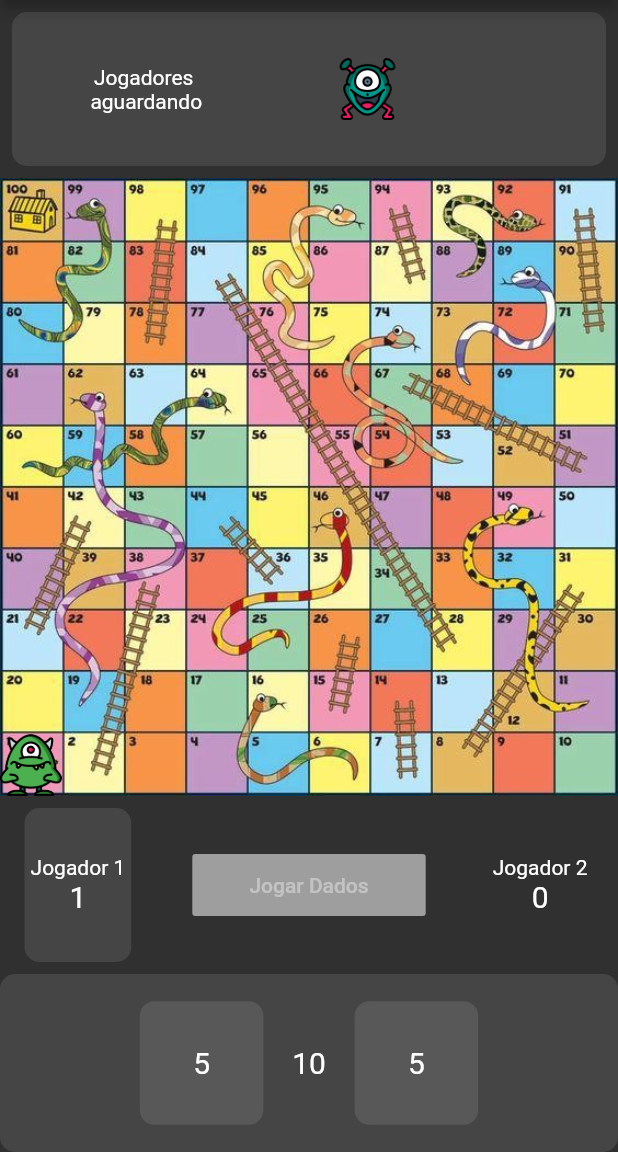
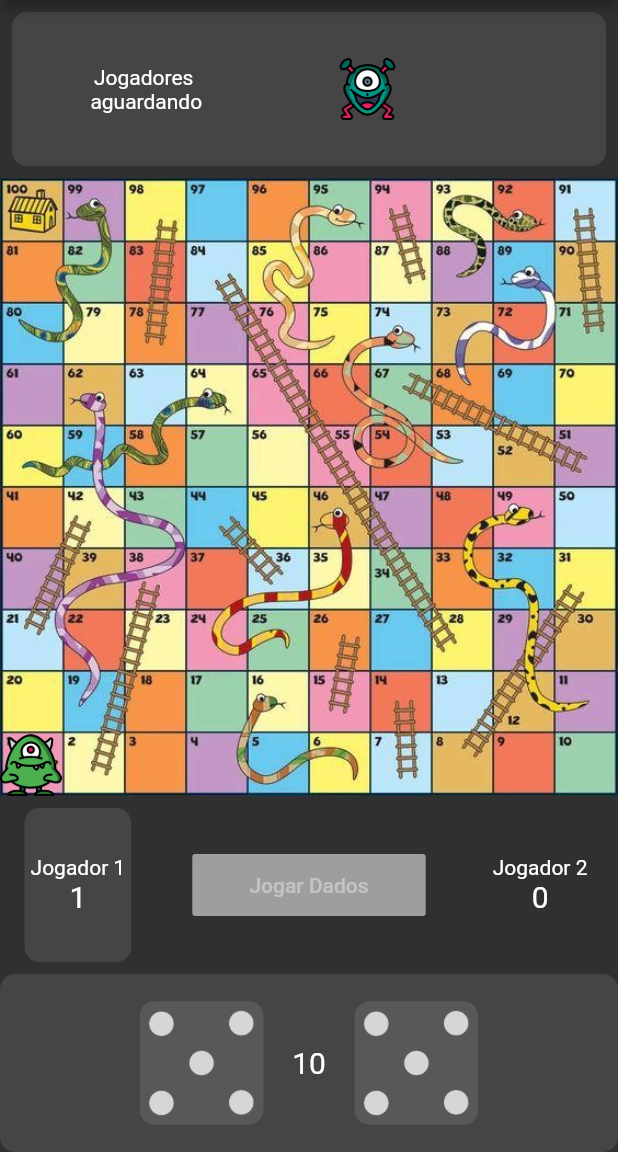
Before and after one commit to roneylf/cobras_escadas_flutter, a Flutter app: the GamePage screen opened directly, after a tap on "Jogar Dados", on a phone screen of 412 x 824 dp, the part 84-1236 px from its top. Run offline on Flutter 3.47's test engine with Material 2 defaults, Android fonts, the light colour scheme and no system bars; our stand-ins replace flutter_mobx, mobx, rive; generated files the repository leaves out were written again.

Commit message:
alteradoDados

```diff
--- a/lib/componentes/painelDados.dart
+++ b/lib/componentes/painelDados.dart
@@ -37,8 +37,11 @@ class PainelDados extends StatelessWidget {
                       return Container();
                     }
                     return Center(
-                      child: Text(CobraEscadas.dados.valueDado1.toString(),
-                          style: TextStyle(fontSize: 20)),
+                      child: Image.asset(
+                        'assets/images/dado${CobraEscadas.dados.valueDado1}.png',
+                        width: size * 0.18,
+                        height: size * 0.18,
+                      ),
                     );
                   }),
                 ),
@@ -68,9 +71,10 @@ class PainelDados extends StatelessWidget {
                       return Container();
                     }
                     return Center(
-                      child: Text(
-                        CobraEscadas.dados.valueDado2.toString(),
-                        style: TextStyle(fontSize: 20),
+                      child: Image.asset(
+                        'assets/images/dado${CobraEscadas.dados.valueDado2}.png',
+                        width: size * 0.18,
+                        height: size * 0.18,
                       ),
                     );
                   }),
--- a/pubspec.yaml
+++ b/pubspec.yaml
@@ -76,6 +76,12 @@ flutter:
     - assets/images/avatar2.png
     - assets/animations/monster.riv
     - assets/animations/cobraeescadas.riv
+    - assets/images/dado1.png
+    - assets/images/dado2.png
+    - assets/images/dado3.png
+    - assets/images/dado4.png
+    - assets/images/dado5.png
+    - assets/images/dado6.png
 
   #   - images/a_dot_ham.jpeg
 
```
Also changed, not shown: assets/images/dado1.png (added), assets/images/dado2.png (added), assets/images/dado3.png (added), assets/images/dado4.png (added), assets/images/dado5.png (added), assets/images/dado6.png (added).
